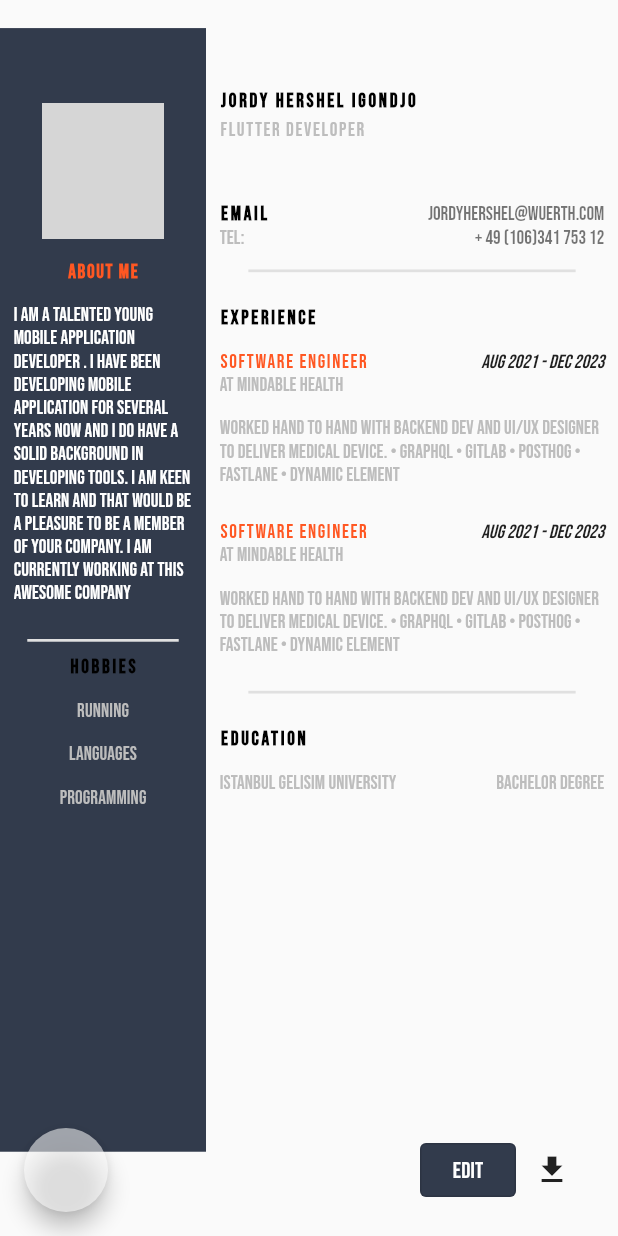
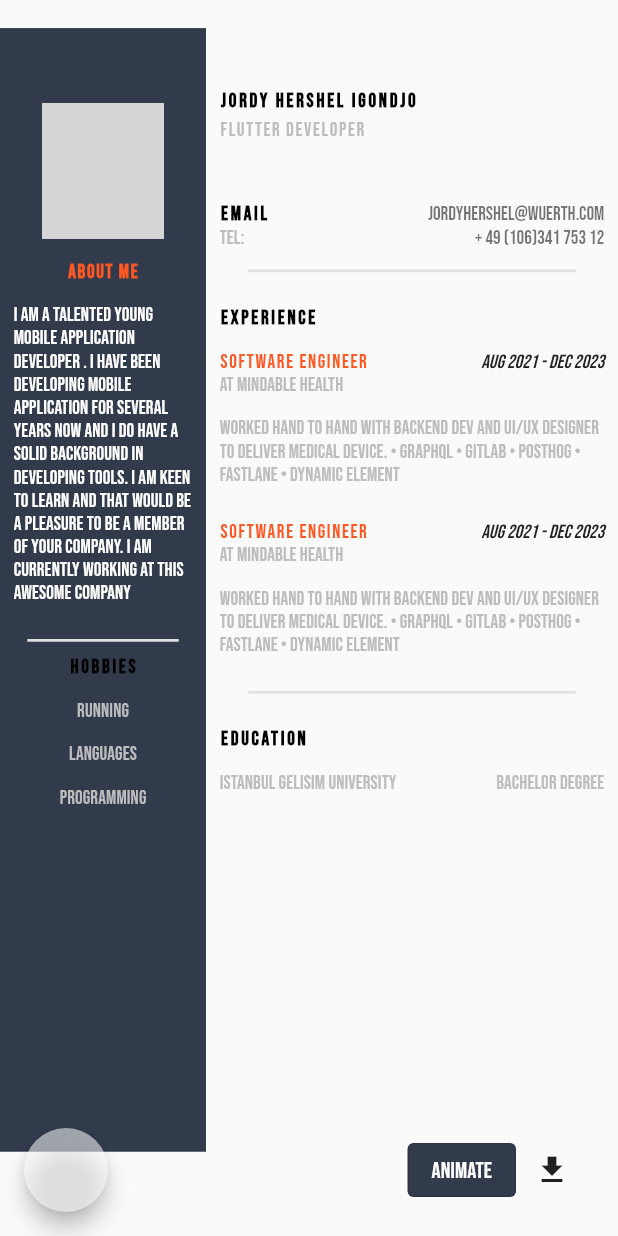
Before and after one commit to JordyHers-org/flutter_resume_template, a Flutter app: the screen it shows after launch, on a phone screen of 412 x 824 dp. Run offline on Flutter 3.47's test engine with Material 2 defaults, Android fonts, the phone set to English and light mode, and no system bars; drawn by our look-alikes of auto_size_text; our stand-ins replace google_fonts; missing offline and left inert: flutter_shake_animated; network calls fail; grey boxes are pictures that could not be loaded.

Commit message:
set button title to reset and updated ReadMe file

```diff
--- a/lib/src/layout/layout_business.dart
+++ b/lib/src/layout/layout_business.dart
@@ -403,7 +403,7 @@ class _LayoutBusinessState extends State<LayoutBusiness> {
                         : Theme.of(context).primaryColor,
                     foregroundColor: Colors.white),
                 child: Text(
-                  isDragged ? 'Stop Editing' : 'Edit',
+                  isDragged ? 'Reset' : 'Animate',
                   style: Theme.of(context)
                       .textTheme
                       .titleSmall
--- a/lib/src/layout/layout_classic.dart
+++ b/lib/src/layout/layout_classic.dart
@@ -258,7 +258,7 @@ class _LayoutClassicState extends State<LayoutClassic> {
                         : Theme.of(context).primaryColor,
                     foregroundColor: Colors.white),
                 child: Text(
-                  isDragged ? 'Stop Editing' : 'Edit',
+                  isDragged ? 'Reset' : 'Animate',
                   style: Theme.of(context)
                       .textTheme
                       .titleSmall
--- a/lib/src/layout/layout_modern.dart
+++ b/lib/src/layout/layout_modern.dart
@@ -473,7 +473,7 @@ class _LayoutModernState extends State<LayoutModern> {
                         : Theme.of(context).primaryColor,
                     foregroundColor: Colors.white),
                 child: Text(
-                  isDragged ? 'Stop Editing' : 'Edit',
+                  isDragged ? 'Reset' : 'Animate',
                   style: Theme.of(context)
                       .textTheme
                       .titleSmall
--- a/lib/src/layout/layout_technical.dart
+++ b/lib/src/layout/layout_technical.dart
@@ -360,7 +360,7 @@ class _LayoutTechnicalState extends State<LayoutTechnical> {
                         : Theme.of(context).primaryColor,
                     foregroundColor: Colors.white),
                 child: Text(
-                  isDragged ? 'Stop Editing' : 'Edit',
+                  isDragged ? 'Reset' : 'Animate',
                   style: Theme.of(context)
                       .textTheme
                       .titleSmall
```
Also changed, not shown: 1 other file.
